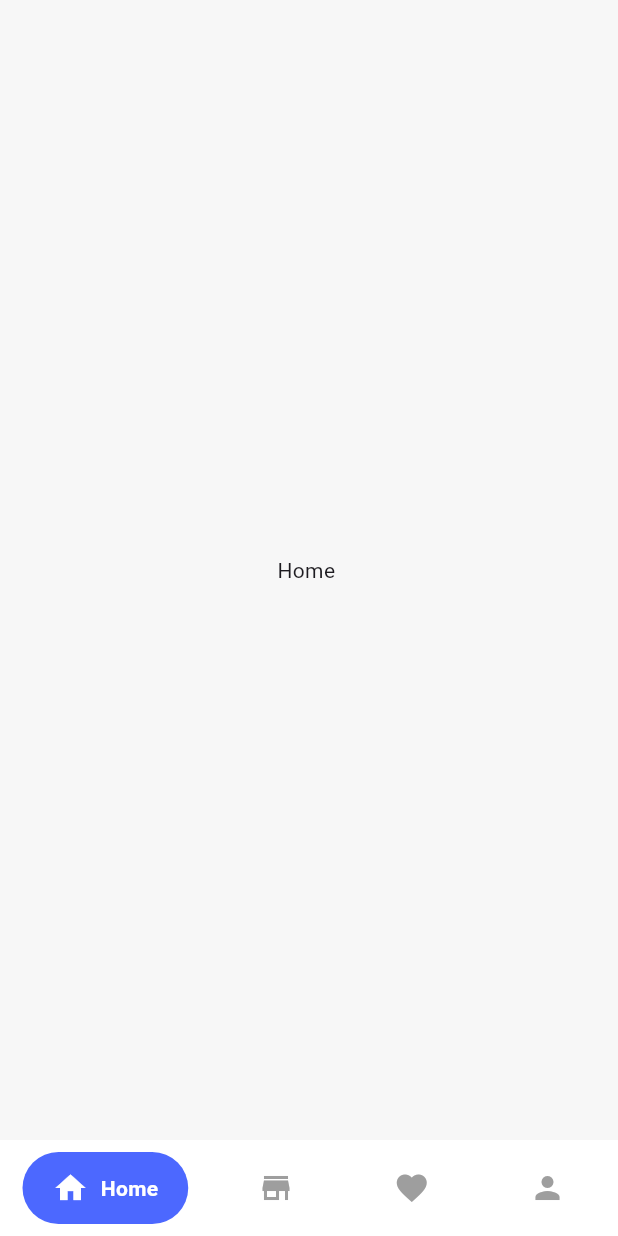
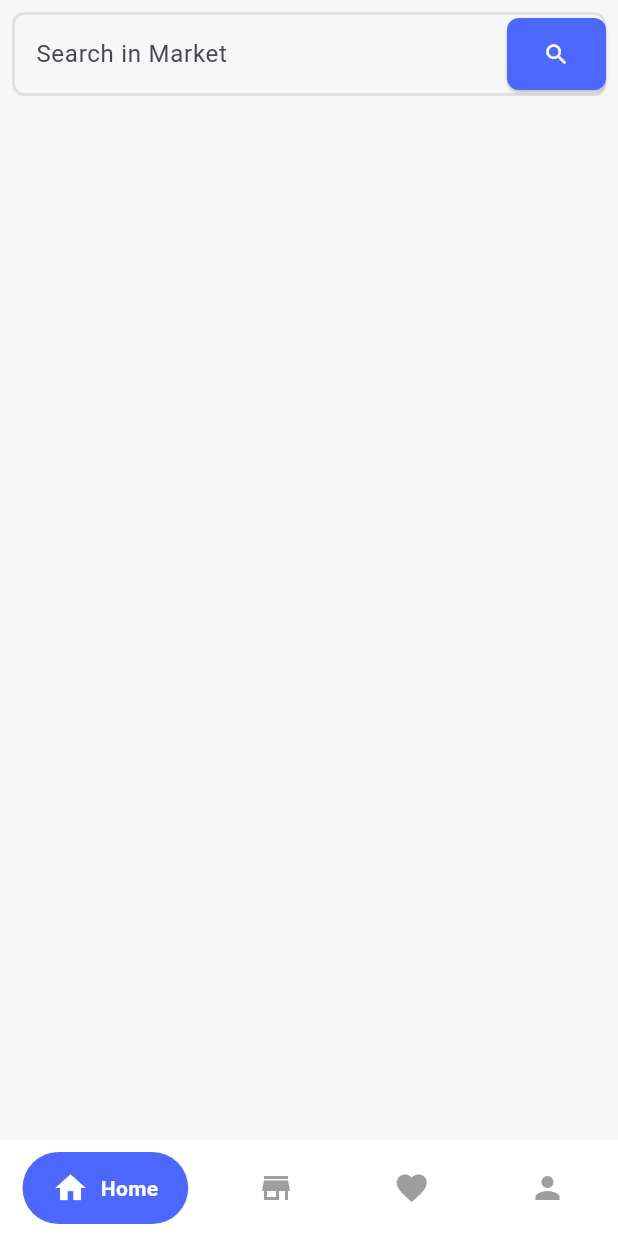
Before and after one commit to NabilKhmaiS/our_Market, a Flutter app: the MainHomeView screen opened directly, on a phone screen of 412 x 824 dp. Run offline on Flutter 3.47's test engine with Material 3 defaults, Android fonts, the phone set to English and light mode, and no system bars; drawn by our look-alikes of google_nav_bar; our stand-ins replace bloc, flutter_bloc.

Commit message:
finish search text field

```diff
--- /dev/null
+++ b/lib/cor/components/custom_search_field.dart
@@ -0,0 +1,44 @@
+import 'package:flutter/material.dart';
+import 'package:our_market/cor/app_colors.dart';
+
+class CustomSearchField extends StatelessWidget {
+  const CustomSearchField({super.key});
+
+  @override
+  Widget build(BuildContext context) {
+    return TextFormField(
+    decoration: InputDecoration(
+    labelText: "Search in Market",
+        suffixIcon: ElevatedButton.icon(
+            style: ElevatedButton.styleFrom(
+                backgroundColor: AppColors.kPrimaryColor,
+                foregroundColor: AppColors.kWhiteColor,
+                shape: RoundedRectangleBorder(
+                  borderRadius: BorderRadius.circular(8),
+                )
+            ),
+            onPressed: (){}, label: Icon(Icons.search)),
+      border: OutlineInputBorder(
+        borderSide:const  BorderSide(color: AppColors.kBordersideColor,width: 1),
+        borderRadius: BorderRadius.circular(8),
+
+      ),
+      enabledBorder: OutlineInputBorder(
+          borderSide:const  BorderSide(color: AppColors.kBordersideColor,width: 2),
+          borderRadius: BorderRadius.circular(8)
+      ),
+      focusedBorder: OutlineInputBorder(
+          borderSide:const  BorderSide(color: AppColors.kBordersideColor,width: 2),
+          borderRadius: BorderRadius.circular(8),
+
+      ),
+
+
+    ),
+
+
+
+
+    );
+  }
+}
--- a/lib/features/home/main_home_view.dart
+++ b/lib/features/home/main_home_view.dart
@@ -70,6 +70,7 @@ class MainHomeView extends StatelessWidget {
                   ),
                 ],
             ),
+
           ),
         ),
       );
--- a/lib/features/home/views/nav_bar/ui/home views/home_view.dart
+++ b/lib/features/home/views/nav_bar/ui/home views/home_view.dart
@@ -1,10 +1,20 @@
 import 'package:flutter/material.dart';
+import 'package:our_market/cor/app_colors.dart';
+import 'package:our_market/cor/components/custom_search_field.dart';
 
 class HomeView extends StatelessWidget {
   const HomeView({super.key});
 
   @override
   Widget build(BuildContext context) {
-    return Center(child: Text("Home "),);
+    return Padding(
+      padding: const EdgeInsets.all(8.0),
+      child: ListView(
+        children: [
+              CustomSearchField(),
+
+        ],
+      ),
+    );
   }
 }
--- a/lib/main.dart
+++ b/lib/main.dart
@@ -1,5 +1,6 @@
 import 'package:flutter/material.dart';
 import 'package:our_market/cor/app_colors.dart';
+import 'package:our_market/features/home/main_home_view.dart';
 import 'package:our_market/features/ui/login_views/login_view.dart';
 
 void main() {
@@ -21,7 +22,7 @@ class ourMarket extends StatelessWidget {
         scaffoldBackgroundColor: AppColors.kScaffoldColor,
         useMaterial3: true,
       ),
-      home: const LoginView(),
+      home:  MainHomeView(),
       title: 'our Market',
       debugShowCheckedModeBanner: false,
       //
```
